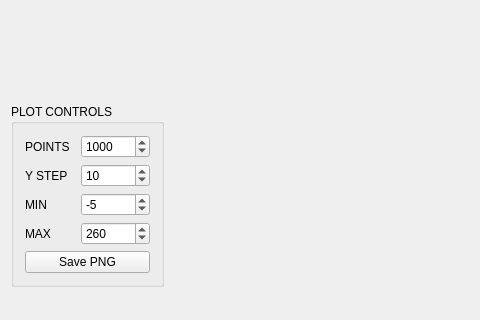
The window that mainwindow.ui (CieNTi/serial_port_plotter) describes before a commit, drawn with Qt 5; both pictures show x 0 to 480 and y 300 to 620 of the 843 by 620 pixel window.
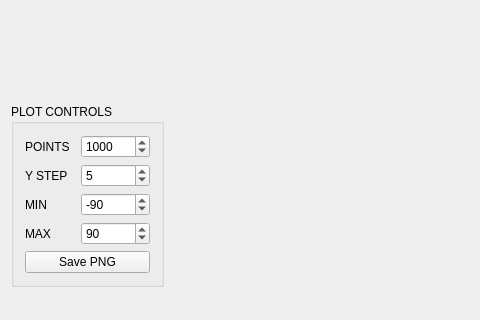
The same window after the commit. Icons and pictures are not drawn. Custom widgets are drawn as their Qt base class.

Diff of the .ui file:
```diff
--- a/mainwindow.ui
+++ b/mainwindow.ui
@@ -357,7 +357,7 @@
                 <number>1</number>
                </property>
                <property name="value">
-                <number>10</number>
+                <number>5</number>
                </property>
               </widget>
              </item>
@@ -408,7 +408,7 @@
                 <number>10</number>
                </property>
                <property name="value">
-                <number>-5</number>
+                <number>-90</number>
                </property>
               </widget>
              </item>
@@ -459,7 +459,7 @@
                 <number>10</number>
                </property>
                <property name="value">
-                <number>260</number>
+                <number>90</number>
                </property>
               </widget>
              </item>
```
